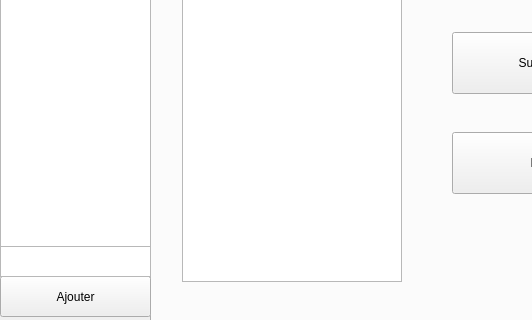
Before: the Qt Designer form mainwin.ui in limalayla/PadID_Humanitaire, drawn with Qt 5; both pictures show x 0 to 532 and y 153 to 473 of the 789 by 473 pixel window.
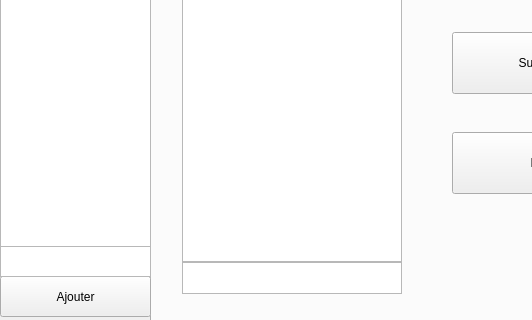
After: the same form once the commit is applied. The open tabs and pages were chosen to show the change.

Commit message: Bloquage Onglet si Tous les camps select

```diff
--- a/mainwin.ui
+++ b/mainwin.ui
@@ -532,7 +532,7 @@
         <x>30</x>
         <y>40</y>
         <width>220</width>
-        <height>350</height>
+        <height>330</height>
        </rect>
       </property>
       <item>
@@ -590,6 +590,19 @@
        <string>Modifier</string>
       </property>
      </widget>
+     <widget class="QTextEdit" name="TextBoxRecherchePersonne">
+      <property name="enabled">
+       <bool>true</bool>
+      </property>
+      <property name="geometry">
+       <rect>
+        <x>30</x>
+        <y>370</y>
+        <width>220</width>
+        <height>32</height>
+       </rect>
+      </property>
+     </widget>
     </widget>
     <widget class="QWidget" name="tab_stock">
      <attribute name="title">
```
Left out of the diff: 26 changed lines with no effect on the pictures. The commit also changes 2 other files.
